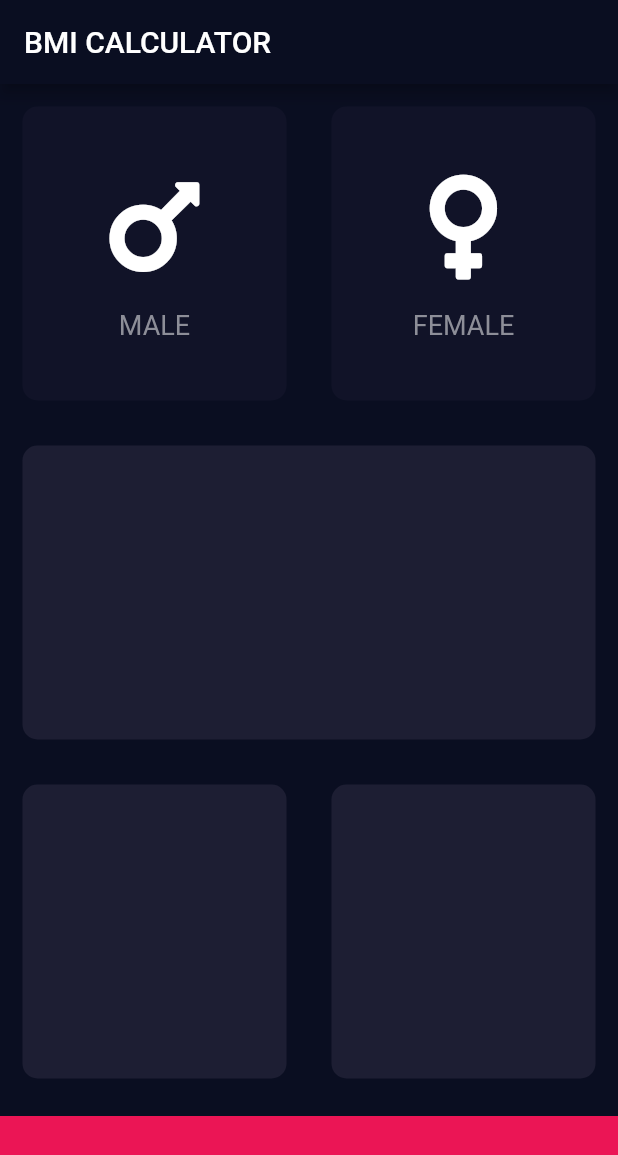
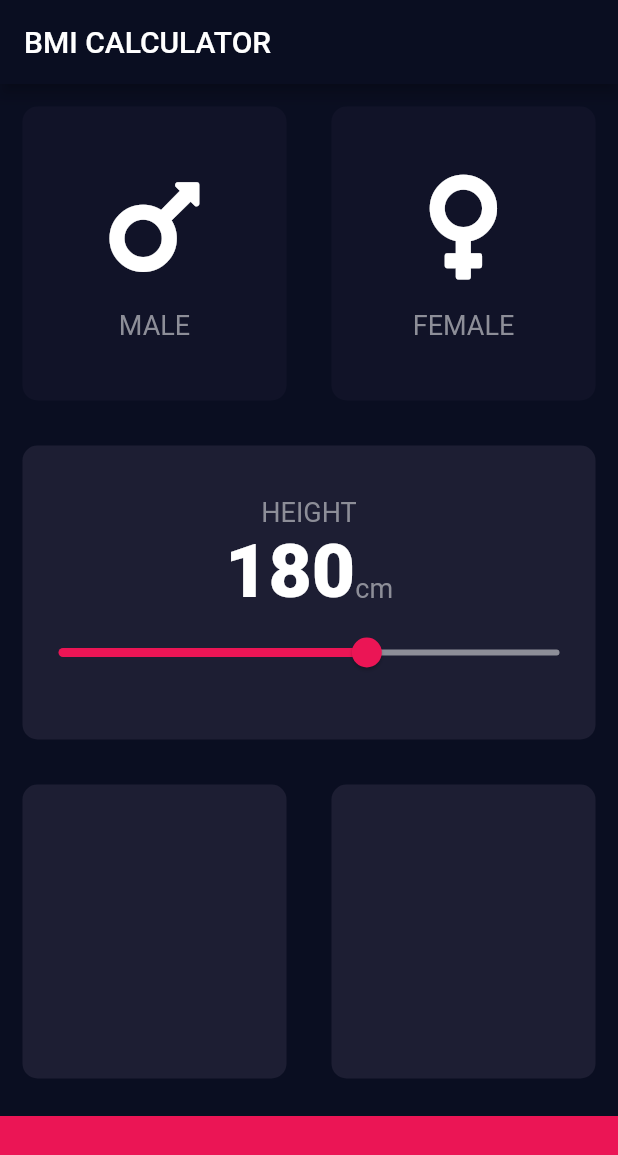
Before and after one commit to IvannaKozak/bmi_calculator, a Flutter app: the screen it shows after launch, on a phone screen of 412 x 824 dp. Shown: the top 1155 px of the screen. Run offline on Flutter 3.47's test engine with Material 2 defaults, Android fonts, the phone set to English and light mode, and no system bars; our stand-ins replace font_awesome_flutter.

Commit message:
half of the work done

```diff
--- /dev/null
+++ b/lib/constants.dart
@@ -0,0 +1,11 @@
+import 'package:flutter/material.dart';
+
+const kLabelTextStyle = TextStyle(fontSize: 18.0, color: Color(0xFF8D8E98));
+const kBoldTextStyle = TextStyle(fontSize: 50.0, fontWeight: FontWeight.w900);
+
+const kBottomContainerHeight = 80.0;
+const kActiveCardColour = Color(0xFF1D1E33);
+const kInactiveCardColour = Color(0xFF111328);
+const kBottomColor = Color(0xFFEB1555);
+
+const kNumberTextStyle = TextStyle();
--- a/lib/icon_content.dart
+++ b/lib/icon_content.dart
@@ -1,6 +1,5 @@
 import 'package:flutter/material.dart';
-
-const textStyle = TextStyle(fontSize: 18.0, color: Color(0xFF8D8E98));
+import 'constants.dart';
 
 class MyIcon extends StatelessWidget {
   MyIcon({@required this.text, this.icon});
@@ -22,7 +21,7 @@ class MyIcon extends StatelessWidget {
         ),
         Text(
           text,
-          style: textStyle,
+          style: kLabelTextStyle,
         )
       ],
     );
--- a/lib/input_page.dart
+++ b/lib/input_page.dart
@@ -2,11 +2,7 @@ import 'package:flutter/material.dart';
 import 'package:font_awesome_flutter/font_awesome_flutter.dart';
 import 'icon_content.dart';
 import 'reusable_card.dart';
-
-const bottomContainerHeight = 80.0;
-const activeCardColour = Color(0xFF1D1E33);
-const inactiveCardColour = Color(0xFF111328);
-const BottomColor = Color(0xFFEB1555);
+import 'constants.dart';
 
 enum Gender {
   male,
@@ -20,6 +16,7 @@ class InputPage extends StatefulWidget {
 
 class _InputPageState extends State<InputPage> {
   Gender selectedGender;
+  int height = 180;
 
   // Color maleCardColour = inactiveCardColour;
   // Color femaleCardColour = inactiveCardColour;
@@ -50,69 +47,99 @@ class _InputPageState extends State<InputPage> {
         title: Text('BMI CALCULATOR'),
       ),
       body: Column(
+        crossAxisAlignment: CrossAxisAlignment.stretch,
         children: <Widget>[
           Expanded(
               child: Row(
             children: <Widget>[
               Expanded(
-                child: GestureDetector(
-                  onTap: () {
-                    print('male was pressed');
+                child: ReusableCard(
+                  onPress: () {
                     setState(() {
                       selectedGender = Gender.male;
-                      //updateColor(Gender.male);
                     });
                   },
-                  child: ReusableCard(
                   colour: selectedGender == Gender.male
-                          ? activeCardColour
-                          : inactiveCardColour,
+                      ? kActiveCardColour
+                      : kInactiveCardColour,
                   cardChild: MyIcon(
                     text: 'MALE',
                     icon: FontAwesomeIcons.mars,
-                      )),
+                  ),
                 ),
               ),
               Expanded(
-                child: GestureDetector(
-                  onTap: () {
-                    print('female was pressed');
+                child: ReusableCard(
+                    onPress: () {
                       setState(() {
                         selectedGender = Gender.female;
-                      //updateColor(Gender.female);
                       });
                     },
-                  child: ReusableCard(
                     colour: selectedGender == Gender.female
-                          ? activeCardColour
-                          : inactiveCardColour,
+                        ? kActiveCardColour
+                        : kInactiveCardColour,
                     cardChild: MyIcon(
                       text: 'FEMALE',
                       icon: FontAwesomeIcons.venus,
                     )),
               ),
-              ),
             ],
           )),
           Expanded(
-            child: ReusableCard(colour: activeCardColour),
+            child: ReusableCard(
+              colour: kActiveCardColour,
+              cardChild: Column(
+                  mainAxisAlignment: MainAxisAlignment.center,
+                  children: <Widget>[
+                    Text(
+                      'HEIGHT',
+                      style: kLabelTextStyle,
+                    ),
+                    Row(
+                      mainAxisAlignment: MainAxisAlignment.center,
+                      crossAxisAlignment: CrossAxisAlignment.baseline,
+                      textBaseline: TextBaseline.alphabetic,
+                      children: <Widget>[
+                        Text(
+                          height.toString(),
+                          style: kBoldTextStyle,
+                        ),
+                        Text(
+                          'cm',
+                          style: kLabelTextStyle,
+                        )
+                      ],
+                    ),
+                    Slider(
+                        value: height.toDouble(),
+                        min: 100,
+                        max: 230,
+                        activeColor: Color(0xFFEB1555),
+                        inactiveColor: Color(0xFF8D8E98),
+                        onChanged: (double newValue) {
+                          setState(() {
+                            height = newValue.round();
+                          });
+                        })
+                  ]),
+            ),
           ),
           Expanded(
               child: Row(
             children: <Widget>[
               Expanded(
-                child: ReusableCard(colour: activeCardColour),
+                child: ReusableCard(colour: kActiveCardColour),
               ),
               Expanded(
-                child: ReusableCard(colour: activeCardColour),
+                child: ReusableCard(colour: kActiveCardColour),
               ),
             ],
           )),
           Container(
-            color: BottomColor,
+            color: kBottomColor,
             margin: EdgeInsets.only(top: 10.0),
             width: double.infinity,
-            height: bottomContainerHeight,
+            height: kBottomContainerHeight,
           )
         ],
       ),
--- a/lib/reusable_card.dart
+++ b/lib/reusable_card.dart
@@ -1,18 +1,22 @@
 import 'package:flutter/material.dart';
 
 class ReusableCard extends StatelessWidget {
-  ReusableCard({@required this.colour, this.cardChild});
+  ReusableCard({@required this.colour, this.cardChild, this.onPress});
 
   final Color colour;
   final Widget cardChild;
+  final Function onPress;
 
   @override
   Widget build(BuildContext context) {
-    return Container(
-      child: cardChild,
-      margin: EdgeInsets.all(15.0),
-      decoration: BoxDecoration(
-          color: colour, borderRadius: BorderRadius.circular(10.0)),
+    return GestureDetector(
+      onTap: onPress,
+      child: Container(
+        child: cardChild,
+        margin: EdgeInsets.all(15.0),
+        decoration: BoxDecoration(
+            color: colour, borderRadius: BorderRadius.circular(10.0)),
+      ),
     );
   }
 }
```
Lines whose indentation alone changed are shown as unchanged.
